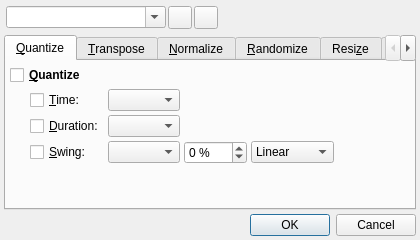
Above: src/qtractorMidiToolsForm.ui from rncbc/qtractor before the change. Below: the same form after it.
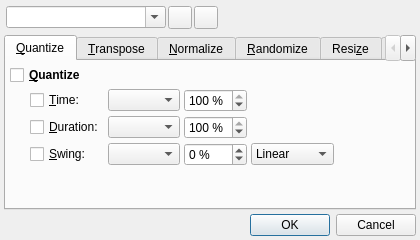
That is the form after the change. Icons and pictures are not drawn. Custom widgets are drawn as their Qt base class.

Commit message: - A quantize percentage has been added to MIDI clip   editor quantize tool (Tool/Quantize...) for time   and duration quantization (0% for none; 100% for   full regular quantization). (EXPERIMENTAL)

Diff of the .ui file:
```diff
--- a/src/qtractorMidiToolsForm.ui
+++ b/src/qtractorMidiToolsForm.ui
@@ -170,7 +170,32 @@
          </property>
         </widget>
        </item>
-       <item row="1" column="3" rowspan="2" colspan="3">
+       <item row="1" column="3">
+        <widget class="QSpinBox" name="QuantizeTimeSpinBox">
+         <property name="minimumSize">
+          <size>
+           <width>60</width>
+           <height>0</height>
+          </size>
+         </property>
+         <property name="toolTip">
+          <string>Quantize time percent</string>
+         </property>
+         <property name="suffix">
+          <string> %</string>
+         </property>
+         <property name="minimum">
+          <number>0</number>
+         </property>
+         <property name="maximum">
+          <number>100</number>
+         </property>
+         <property name="value">
+          <number>100</number>
+         </property>
+        </widget>
+       </item>
+       <item row="1" column="4" rowspan="2" colspan="2">
         <spacer>
          <property name="orientation">
           <enum>Qt::Horizontal</enum>
@@ -197,6 +222,31 @@
          </property>
         </widget>
        </item>
+       <item row="2" column="3">
+        <widget class="QSpinBox" name="QuantizeDurationSpinBox">
+         <property name="minimumSize">
+          <size>
+           <width>60</width>
+           <height>0</height>
+          </size>
+         </property>
+         <property name="toolTip">
+          <string>Quantize duration percent</string>
+         </property>
+         <property name="suffix">
+          <string> %</string>
+         </property>
+         <property name="minimum">
+          <number>0</number>
+         </property>
+         <property name="maximum">
+          <number>100</number>
+         </property>
+         <property name="value">
+          <number>100</number>
+         </property>
+        </widget>
+       </item>
        <item row="3" column="1">
         <widget class="QCheckBox" name="QuantizeSwingCheckBox">
          <property name="text">
```
Left out of the diff: 2 changed lines with no effect on the pictures. The commit also changes 3 other files.
